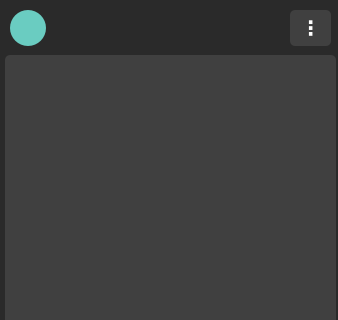
Qt form chat/chat.ui (b0shka/selling_apps) before a commit; both pictures show x 0 to 338 and y 0 to 320 of the 338 by 463 pixel window.
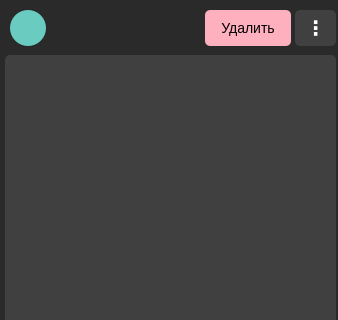
The same form after that commit.

```diff
--- a/chat/chat.ui
+++ b/chat/chat.ui
@@ -50,9 +50,9 @@
   <widget class="QLabel" name="label_7">
    <property name="geometry">
     <rect>
-     <x>60</x>
+     <x>55</x>
      <y>20</y>
-     <width>191</width>
+     <width>141</width>
      <height>21</height>
     </rect>
    </property>
@@ -172,7 +172,7 @@
   <widget class="QPushButton" name="pushButton_3">
    <property name="geometry">
     <rect>
-     <x>290</x>
+     <x>295</x>
      <y>10</y>
      <width>41</width>
      <height>36</height>
@@ -203,6 +203,27 @@
     <string>⋮</string>
    </property>
   </widget>
+  <widget class="QPushButton" name="pushButton_4">
+   <property name="geometry">
+    <rect>
+     <x>205</x>
+     <y>10</y>
+     <width>86</width>
+     <height>36</height>
+    </rect>
+   </property>
+   <property name="styleSheet">
+    <string notr="true">padding: 2px;
+font-size: 14px;
+height: 28px;
+color: black;
+background-color: #ffb0be;
+border-radius: 5px;</string>
+   </property>
+   <property name="text">
+    <string>Удалить</string>
+   </property>
+  </widget>
  </widget>
  <resources/>
  <connections/>
```
